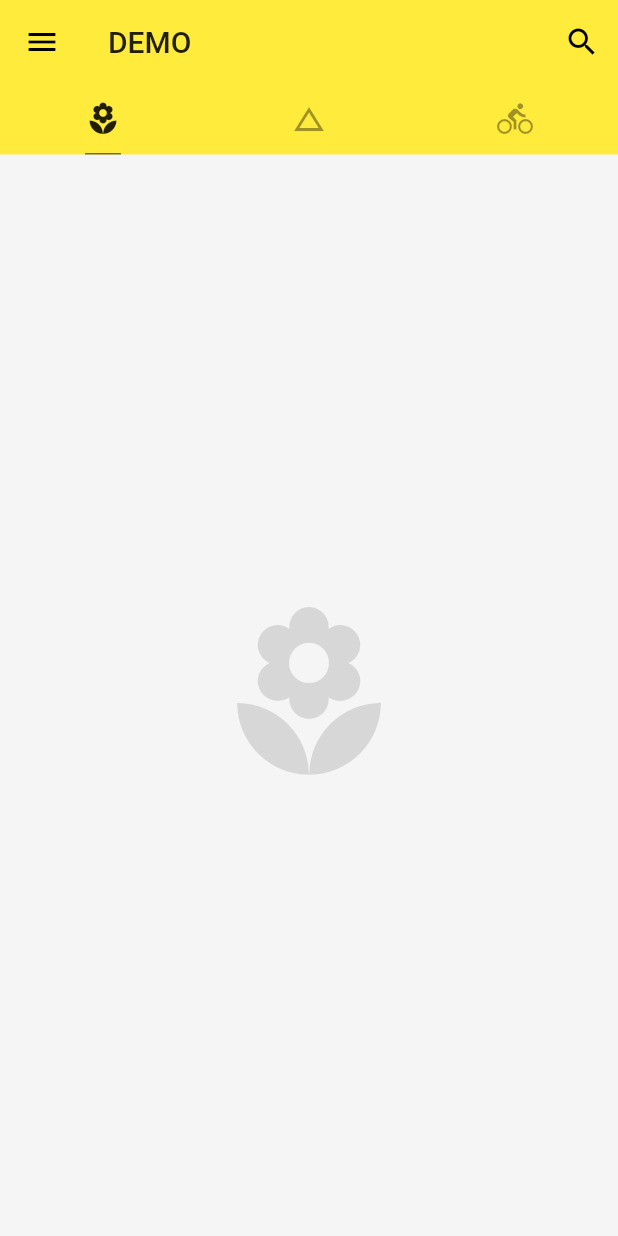
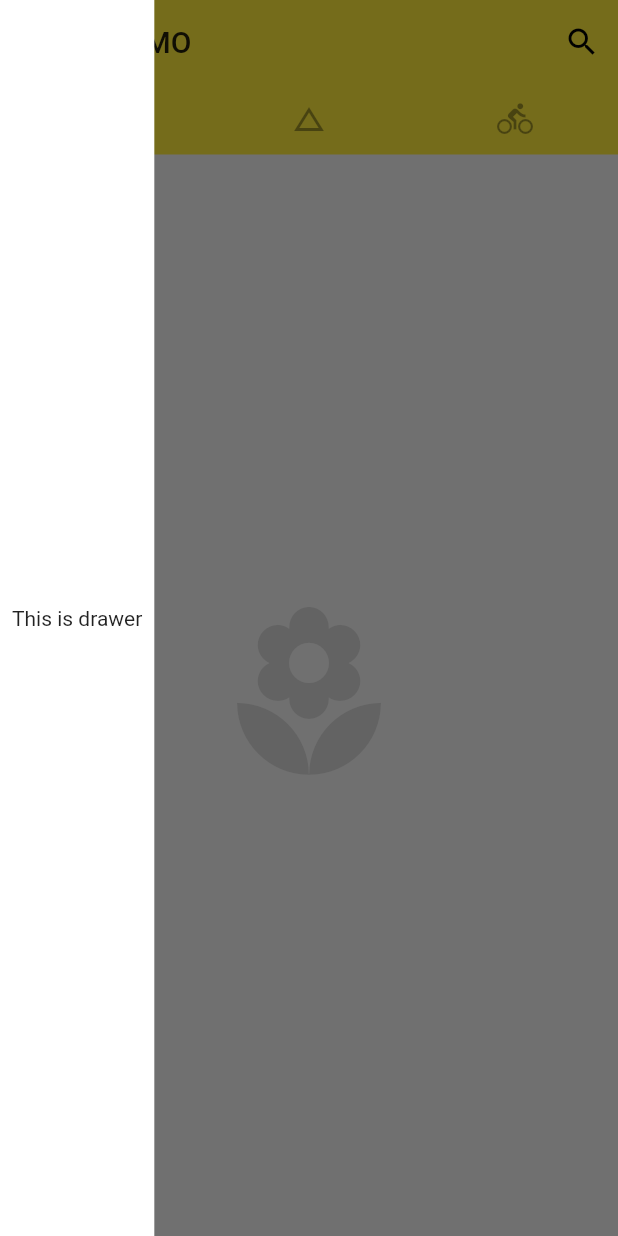
Before and after one commit to SymphonyZhang/demo_flutter, a Flutter app: the screen it shows after launch, with the side drawer open (before the commit the screen has no drawer), on a phone screen of 412 x 824 dp. Run offline on Flutter 3.47's test engine with Material 2 defaults, Android fonts, the phone set to English and light mode, and no system bars.

Commit message:
Drawer：抽屉（边栏）

```diff
--- a/lib/main.dart
+++ b/lib/main.dart
@@ -57,6 +57,16 @@ class Home extends StatelessWidget {
             Icon(Icons.directions_bike, size: 128.0, color: Colors.black12),
           ],
         ),
+        drawer: Container(
+          color: Colors.white,
+          padding: EdgeInsets.all(8.0),
+          child: Column(
+            mainAxisAlignment: MainAxisAlignment.center,
+            children: <Widget>[
+              Text('This is drawer'),
+            ],
+          ),
+        ),
       ),
     );
   }
```
